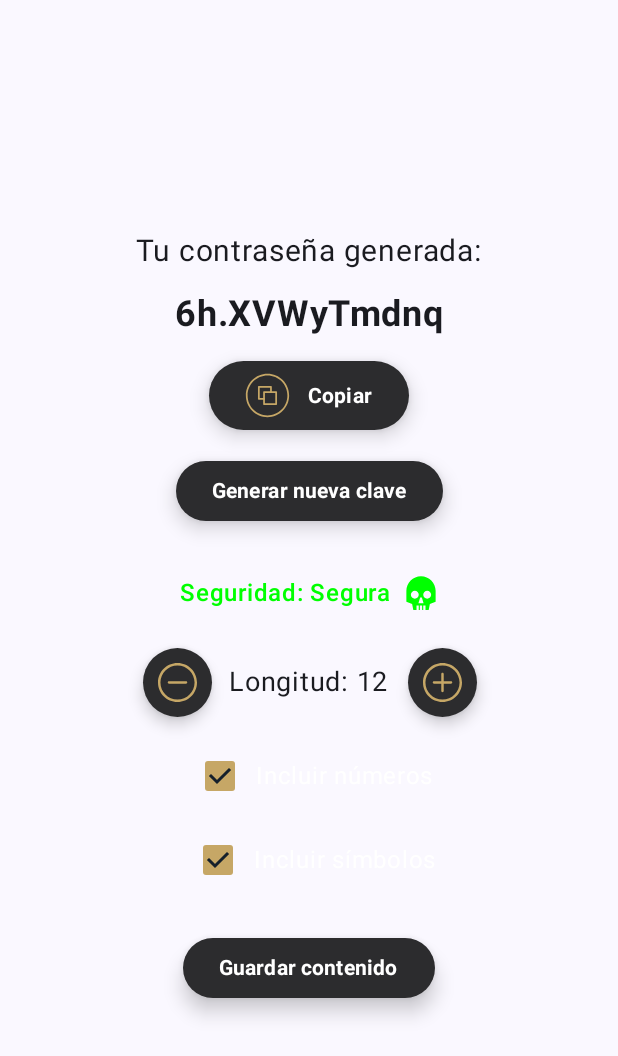
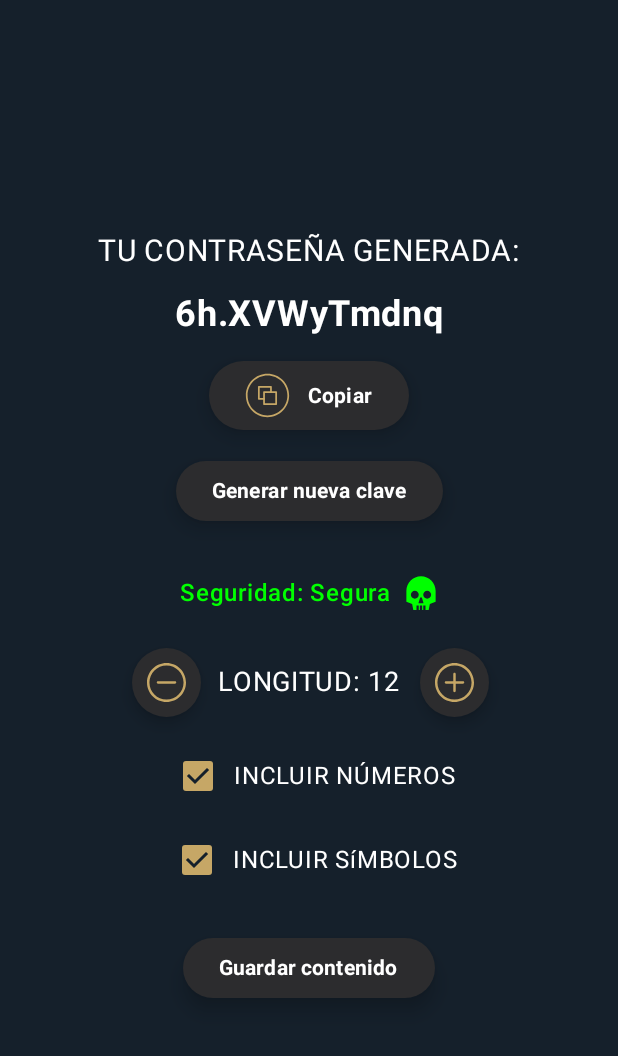
Before and after one commit to SantiagoGrinblat/PasswordManager, an Android app built with Jetpack Compose: the screen it shows after launch (MainActivity), on a phone screen of 412 x 824 dp. Shown: the top 1056 px of the screen. Run offline under Robolectric (Android 15) with nearby library versions, the phone set to English and light mode, and no system bars; our stand-ins replace Room's generated code.

Commit message:
Se modifican aspectos visuales de SavePassword y se elimina un archivo nulo

```diff
--- a/app/src/main/java/com/santidev/passwordmanager/ui/screens/SavePassword.kt
+++ b/app/src/main/java/com/santidev/passwordmanager/ui/screens/SavePassword.kt
@@ -64,9 +64,7 @@ import com.santidev.passwordmanager.utils.CopyButton
 
 @Composable
 fun SavePassword() {
-
   SecurityScreen()
-
 }
 
 @Composable
@@ -208,7 +206,7 @@ fun SecurityScreen() {
                 .fillMaxWidth()
                 .clip(RoundedCornerShape(8.dp))
                 .background(color = Color.Transparent)
-                .border(1.dp, Color(0xFF2C2C2E), RoundedCornerShape(8.dp))
+                .border(1.dp, Color(0xFFA39F9F), RoundedCornerShape(8.dp))
                 .padding(16.dp)
             ) {
               Column {
@@ -218,7 +216,7 @@ fun SecurityScreen() {
                     .fillMaxWidth()
                     .height(15.dp),
                   thickness = 1.dp,
-                  color = Color(0xFF2C2C2E)
+                  color = Color(0xFFA39F9F)
                 )
 
                 Text(text = it.password, fontWeight = FontWeight.Light, color = Color.White)
--- a/app/src/main/java/com/santidev/passwordmanager/ui/theme/Theme.kt
+++ b/app/src/main/java/com/santidev/passwordmanager/ui/theme/Theme.kt
@@ -4,6 +4,7 @@ import android.app.Activity
 import android.os.Build
 import androidx.compose.foundation.isSystemInDarkTheme
 import androidx.compose.material3.MaterialTheme
+import androidx.compose.material3.MaterialTheme.colorScheme
 import androidx.compose.material3.darkColorScheme
 import androidx.compose.material3.dynamicDarkColorScheme
 import androidx.compose.material3.dynamicLightColorScheme
@@ -21,7 +22,8 @@ private val DarkColorScheme = darkColorScheme(
 private val LightColorScheme = lightColorScheme(
   primary = Purple40,
   secondary = PurpleGrey40,
-  tertiary = Pink40
+  tertiary = Pink40,
+  background = DarkBlueBackground
 
   /* Other default colors to override
     background = Color(0xFFFFFBFE),
@@ -38,18 +40,9 @@ private val LightColorScheme = lightColorScheme(
 fun PasswordManagerTheme(
   darkTheme: Boolean = isSystemInDarkTheme(),
   // Dynamic color is available on Android 12+
-  dynamicColor: Boolean = true,
   content: @Composable () -> Unit
 ) {
-  val colorScheme = when {
-    dynamicColor && Build.VERSION.SDK_INT >= Build.VERSION_CODES.S -> {
-      val context = LocalContext.current
-      if (darkTheme) dynamicDarkColorScheme(context) else dynamicLightColorScheme(context)
-    }
-
-    darkTheme -> DarkColorScheme
-    else -> LightColorScheme
-  }
+  val colorScheme = if (darkTheme) DarkColorScheme else LightColorScheme
 
   MaterialTheme(
     colorScheme = colorScheme,
--- a/app/src/main/java/com/santidev/passwordmanager/utils/PasswordGeneratorScreen.kt
+++ b/app/src/main/java/com/santidev/passwordmanager/utils/PasswordGeneratorScreen.kt
@@ -75,11 +75,12 @@ fun PasswordGeneratorScreen(navController: NavHostController) {
       verticalArrangement = Arrangement.Center,
       horizontalAlignment = Alignment.CenterHorizontally
     ) {
-      Text("Tu contraseña generada:", fontSize = 20.sp)
+      Text("TU CONTRASEÑA GENERADA:", fontSize = 20.sp, color = Color.White)
       Text(
         text = password,
         fontSize = 24.sp,
         fontWeight = FontWeight.Bold,
+        color = Color.White,
         modifier = Modifier.padding(vertical = 16.dp)
       )
 
@@ -131,7 +132,7 @@ fun PasswordGeneratorScreen(navController: NavHostController) {
               else -> R.drawable.skull
             }
           ),
-          contentDescription = "Nivel de s eguridad",
+          contentDescription = "Nivel de seguridad",
           tint = when {
             length < 6 -> Color.Red
             length < 12 -> Color(0xFFFFA500)
@@ -170,7 +171,7 @@ fun PasswordGeneratorScreen(navController: NavHostController) {
 
         Spacer(modifier = Modifier.width(12.dp))
 
-        Text("Longitud: $length", fontSize = 18.sp)
+        Text("LONGITUD: $length", fontSize = 18.sp, color = Color.White)
 
         Spacer(modifier = Modifier.width(12.dp))
 
@@ -212,7 +213,7 @@ fun PasswordGeneratorScreen(navController: NavHostController) {
             checkmarkColor = Color(0xFF15202B)
           ),
         )
-        Text("Incluir números", fontSize = 16.sp, color = Color.White)
+        Text("INCLUIR NÚMEROS", fontSize = 16.sp, color = Color.White)
       }
 
       Spacer(modifier = Modifier.height(8.dp))
@@ -230,7 +231,7 @@ fun PasswordGeneratorScreen(navController: NavHostController) {
             checkmarkColor = Color(0xFF15202B)
           ),
         )
-        Text("Incluir símbolos", fontSize = 16.sp, color = Color.White)
+        Text("INCLUIR SíMBOLOS", fontSize = 16.sp, color = Color.White)
       }
 
       Spacer(modifier = Modifier.height(24.dp))
```
Also changed, not shown: app/src/main/java/com/santidev/passwordmanager/biometric/BiometricHelper.kt (+46 -0 lines), app/src/main/java/com/santidev/passwordmanager/utils/SaveListPassword.kt (deleted, +0 -10 lines).
